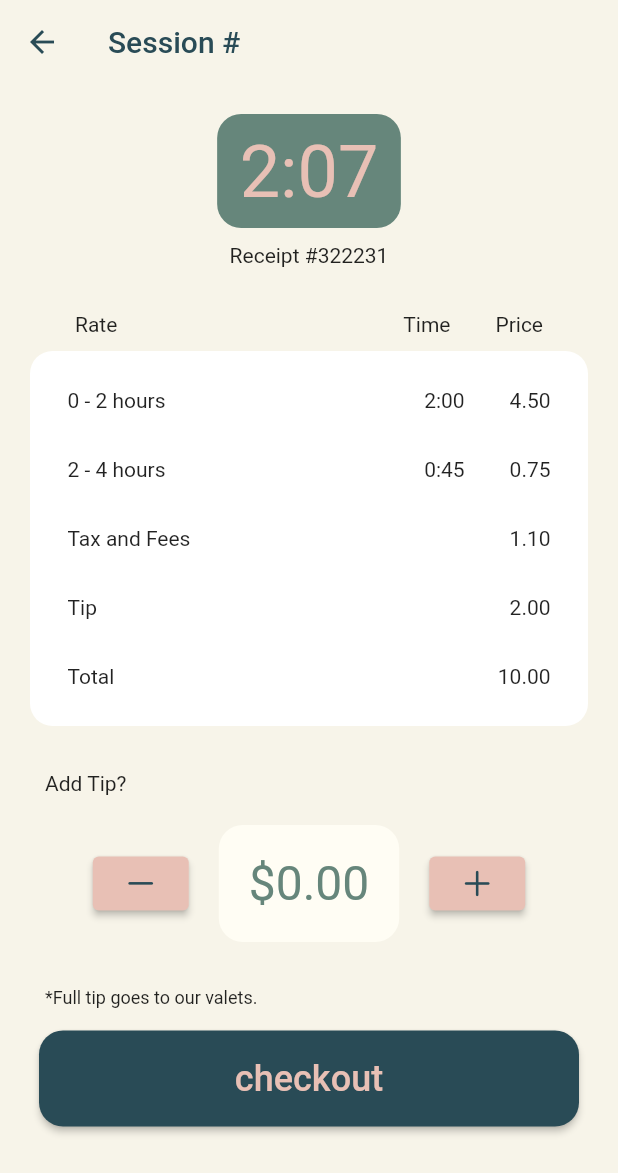
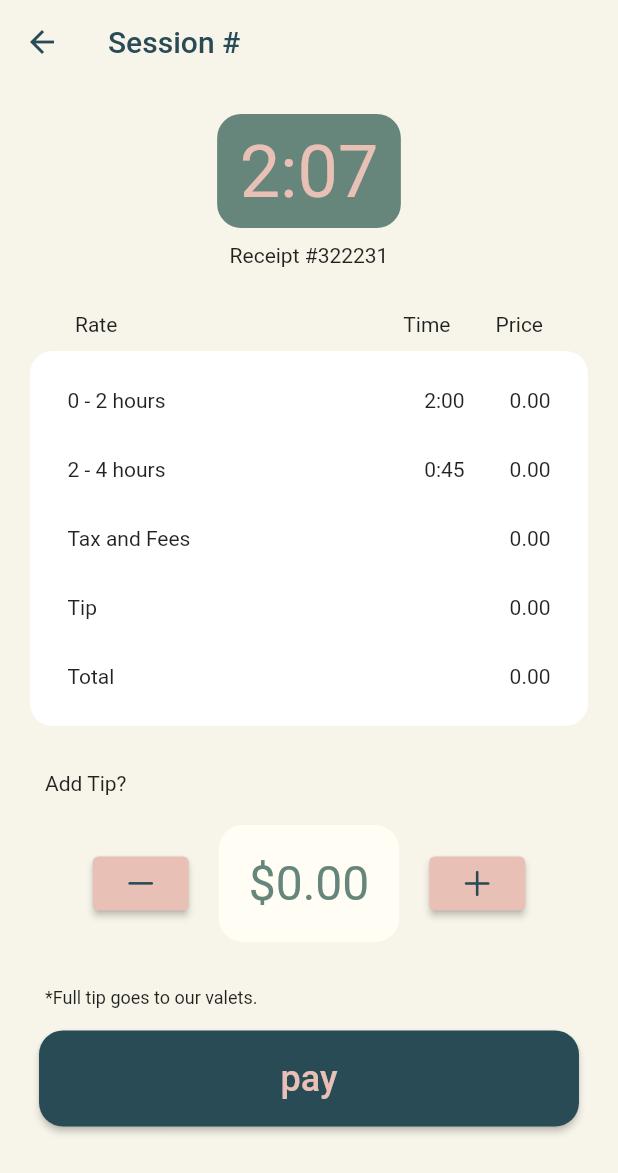
Before and after one commit to beltranmoreno/parc, a Flutter app: the UserCheckoutPage screen opened directly with empty values, on a phone screen of 412 x 824 dp. Shown: the top 1173 px of the screen. Run offline on Flutter 3.47's test engine with Material 2 defaults, Android fonts, the phone set to English and light mode, and no system bars; our stand-ins replace email_validator, geolocator, google_fonts, google_maps_flutter, location, shared_preferences; missing offline and left inert: google_maps_flutter_platform_interface; accounts and stored records are empty; Roboto replaces fonts that are missing (TextStyle).

Commit message:
Update
restyling and putting in variables intead of literals

```diff
--- a/lib/customer_enlarged_session_page.dart
+++ b/lib/customer_enlarged_session_page.dart
@@ -23,7 +23,7 @@ class UserSessionPage extends StatefulWidget {
 }
 
 class _UserSessionPageState extends State<UserSessionPage> {
-  String estimatePrice = "3.50";
+  String estimatePrice = "4.50";
   String sectionOfDay = "PM";
   String checkInTime = "12:34";
   String sessionID = '11143';
@@ -424,7 +424,7 @@ class _UserSessionPageState extends State<UserSessionPage> {
           ),
         ]),
       ),
-      bottomNavigationBar: BottomNavigationBar(
+      /*bottomNavigationBar: BottomNavigationBar(
         backgroundColor: Color(0xffFFFDF4),
         items: [
           BottomNavigationBarItem(
@@ -441,7 +441,7 @@ class _UserSessionPageState extends State<UserSessionPage> {
         unselectedFontSize: 14,
         currentIndex: 1,
         //  onTap: (),
-      ),
+      ),*/
     );
   }
 }
--- a/lib/customer_home.dart
+++ b/lib/customer_home.dart
@@ -43,7 +43,9 @@ class _UserHomeState extends State<UserHome> {
                 activeIcon: Icon(Icons.directions_car_filled_rounded),
                 label: "Session"),
             BottomNavigationBarItem(
-                icon: Icon(CupertinoIcons.person), label: "Profile")
+                icon: Icon(CupertinoIcons.person),
+                activeIcon: Icon(CupertinoIcons.person_solid),
+                label: "Profile")
           ],
           selectedItemColor: Color(0xff66867B),
           unselectedItemColor: Color(0xffE8C0B5),
--- a/lib/user_checkout_page.dart
+++ b/lib/user_checkout_page.dart
@@ -11,6 +11,10 @@ class UserCheckoutPage extends StatefulWidget {
 
 class _UserCheckoutPageState extends State<UserCheckoutPage> {
   double tip = 0;
+  double rate1 = 0;
+  double rate2 = 0;
+  double taxFees = 0;
+  double total = 0;
 
   void incrementTip() {
     setState(() {
@@ -109,6 +113,7 @@ class _UserCheckoutPageState extends State<UserCheckoutPage> {
   }
 
   Widget ratesList() {
+    total = rate1 + rate2 + taxFees + tip;
     return Container(
       //margin: EdgeInsets.all(0),
       padding: EdgeInsets.all(10),
@@ -117,13 +122,23 @@ class _UserCheckoutPageState extends State<UserCheckoutPage> {
       child: Column(
         children: [
           individualRate(
-              rateDescription: "0 - 2 hours", time: "2:00", price: "4.50"),
+              rateDescription: "0 - 2 hours",
+              time: "2:00",
+              price: rate1.toStringAsFixed(2)),
           individualRate(
-              rateDescription: "2 - 4 hours", time: "0:45", price: "0.75"),
+              rateDescription: "2 - 4 hours",
+              time: "0:45",
+              price: rate2.toStringAsFixed(2)),
           individualRate(
-              rateDescription: "Tax and Fees", time: "", price: "1.10"),
-          individualRate(rateDescription: "Tip", time: "", price: "2.00"),
-          individualRate(rateDescription: "Total", time: "", price: "10.00")
+              rateDescription: "Tax and Fees",
+              time: "",
+              price: taxFees.toStringAsFixed(2)),
+          individualRate(
+              rateDescription: "Tip", time: "", price: tip.toStringAsFixed(2)),
+          individualRate(
+              rateDescription: "Total",
+              time: "",
+              price: total.toStringAsFixed(2))
         ],
       ),
     );
@@ -205,7 +220,7 @@ class _UserCheckoutPageState extends State<UserCheckoutPage> {
               //side: BorderSide(color: Colors.red)
             ))),
         child: Text(
-          "checkout",
+          "pay",
           style: TextStyle(
             color: Color(0xffE8C0B5),
             fontSize: 24,
```
Also changed, not shown: lib/profile_page.dart (+4 -6 lines).
